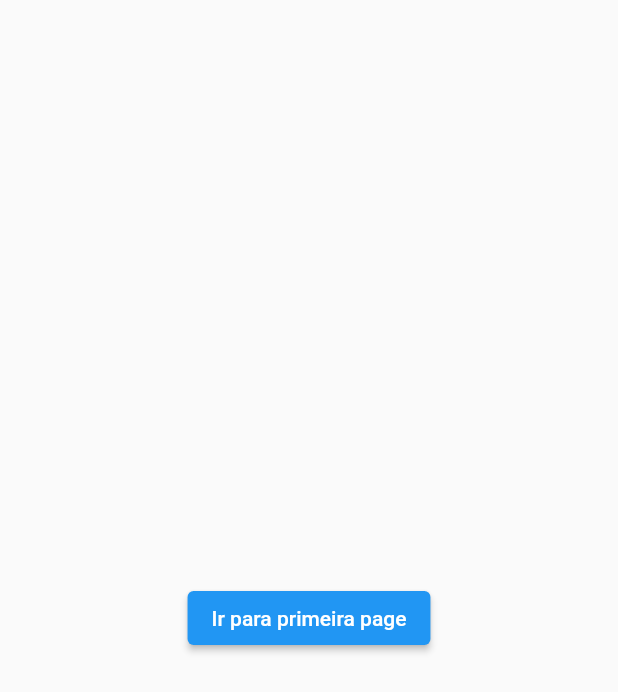
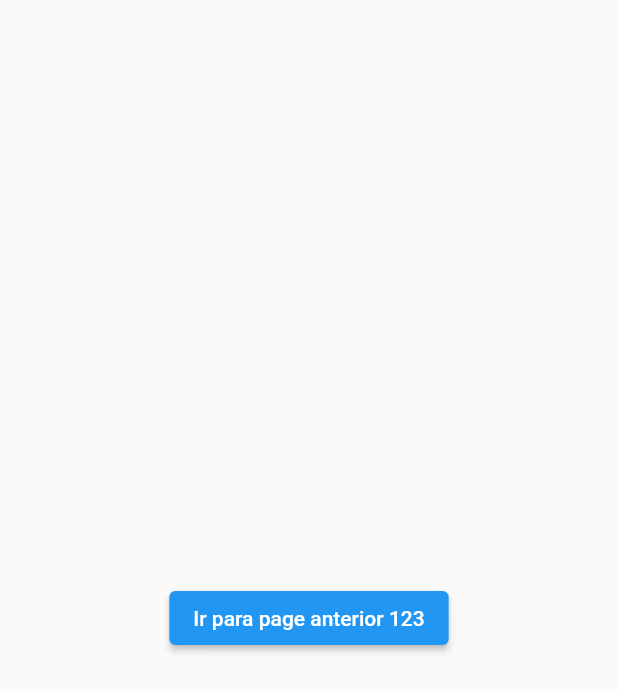
Before and after one commit to mvfernando/todolist, a Flutter app: the screen it shows after launch, after a tap on "Ir para segunda page", on a phone screen of 412 x 824 dp. Shown: the top 692 px of the screen. Run offline on Flutter 3.47's test engine with Material 2 defaults, Android fonts, the phone set to English and light mode, and no system bars.

Commit message:
add arguments  on page one

```diff
--- a/todolist/lib/main.dart
+++ b/todolist/lib/main.dart
@@ -1,6 +1,7 @@
 import 'package:flutter/material.dart';
 import 'package:todolist/one_page.dart';
 import 'package:todolist/todo_list_page.dart';
+import 'package:todolist/two_page.dart';
 
 void main() {
   runApp(const MyApp());
@@ -18,7 +19,12 @@ class MyApp extends StatelessWidget {
       theme: ThemeData(
         primarySwatch: Colors.blue,
       ),
-      home: const one_page(),
+      //home: const one_page(),
+      initialRoute: '/',
+      routes: {
+        '/': (context) => const one_page(),
+        '/twopage': (_) => const two_page()
+      },
     );
   }
 }
--- a/todolist/lib/one_page.dart
+++ b/todolist/lib/one_page.dart
@@ -12,8 +12,7 @@ class one_page extends StatelessWidget {
       body: Center(
         child: ElevatedButton(
             onPressed: () {
-              Navigator.of(context)
-                .push(MaterialPageRoute(builder: (context) => const two_page()));
+              Navigator.of(context).pushNamed('/twopage', arguments: '123');
             },
             child: Text('Ir para segunda page'),
         ),
--- a/todolist/lib/two_page.dart
+++ b/todolist/lib/two_page.dart
@@ -4,17 +4,19 @@ import 'package:flutter/src/widgets/framework.dart';
 import 'package:todolist/one_page.dart';
 
 class two_page extends StatelessWidget {
+  //final String args;
   const two_page({super.key});
 
   @override
   Widget build(BuildContext context) {
+    var args = ModalRoute.of(context)!.settings.arguments as String;
     return Scaffold(
       body: Center(
         child: ElevatedButton(
             onPressed: () {
               Navigator.of(context).pop();
             },
-            child: Text('Ir para primeira page'),
+            child: Text('Ir para page anterior $args'),
         ),
       ),
     );
```
